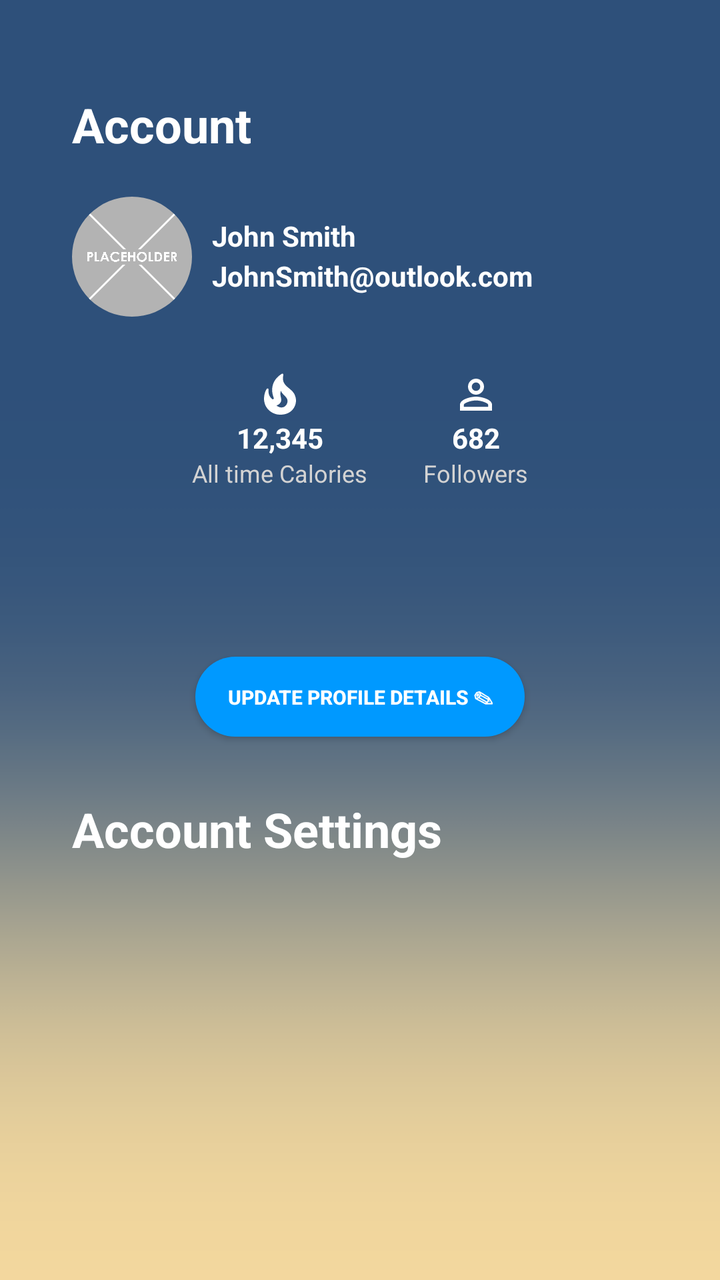
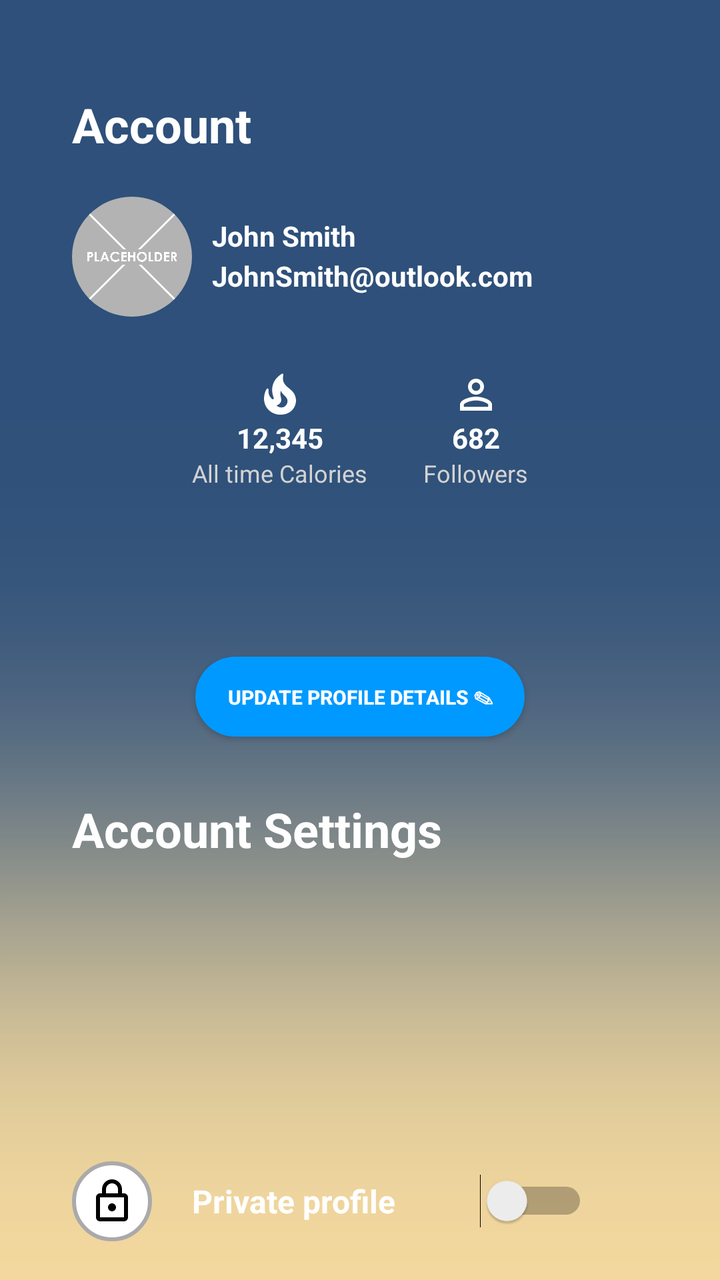

An Android layout rendered at two revisions. The XML below is the earlier revision; the diff shows what the commit changed to produce the second picture.
<!-- AndroidManifest.xml: application theme Theme.NutriMotion -->
<!-- res/layout/activity_profile.xml -->
<?xml version="1.0" encoding="utf-8"?>
<androidx.constraintlayout.widget.ConstraintLayout xmlns:android="http://schemas.android.com/apk/res/android"
    xmlns:app="http://schemas.android.com/apk/res-auto"
    xmlns:tools="http://schemas.android.com/tools"
    android:id="@+id/main"
    android:layout_width="match_parent"
    android:layout_height="match_parent"
    android:onClick="onClick"
    android:background="@drawable/background"
    android:padding="16dp"
    tools:context=".ProfileActivity">

    <com.google.android.material.button.MaterialButton
        android:id="@+id/update_profile_btn"
        style="@style/RoundedButton"
        android:layout_width="wrap_content"
        android:layout_height="40sp"
        android:layout_marginTop="170dp"
        android:background="@drawable/profile_update_button"
        android:text="@string/update_profile_details"
        android:textSize="10sp"
        android:textStyle="bold"
        android:textColor="@color/white"
        android:elevation="8dp"
        app:backgroundTint="@null"
        app:layout_constraintTop_toBottomOf="@id/profileImage"
        app:layout_constraintLeft_toLeftOf="parent"
        app:layout_constraintRight_toRightOf="parent" />

    <TextView
        style="@style/GlobalTextView"
        android:id="@+id/settingsText"
        android:layout_width="wrap_content"
        android:layout_height="wrap_content"
        android:layout_marginTop="30dp"
        android:text="Account Settings"
        android:textSize="24sp"
        app:layout_constraintTop_toBottomOf="@+id/update_profile_btn"
        app:layout_constraintLeft_toLeftOf="@id/profileImage"
        tools:ignore="MissingConstraints"
        tools:layout_editor_absoluteX="26dp" />

    <TextView
        style="@style/GlobalTextView"
        android:id="@+id/textAccount"
        android:layout_width="wrap_content"
        android:layout_height="wrap_content"
        android:layout_marginTop="30dp"
        android:layout_marginStart="20dp"
        android:text="Account"
        android:textSize="24sp"
        tools:layout_editor_absoluteX="17dp"
        tools:layout_editor_absoluteY="80dp"
        app:layout_constraintTop_toTopOf="parent"
        app:layout_constraintLeft_toLeftOf="parent"
        tools:ignore="MissingConstraints"/>

    <com.google.android.material.imageview.ShapeableImageView
        android:id="@+id/profileImage"
        android:layout_width="60dp"
        android:layout_height="60dp"
        android:src="@drawable/placeholder_image"
        android:foreground="@drawable/profile_round"
        android:scaleType="centerCrop"
        android:layout_marginTop="20dp"
        android:layout_marginStart="20dp"
        android:layout_gravity="center"
        app:shapeAppearanceOverlay="@style/CircleProfileImage"
        app:layout_constraintTop_toBottomOf="@id/textAccount"
        app:layout_constraintLeft_toLeftOf="parent" />

    <TextView
        style="@style/GlobalTextView"
        android:id="@+id/emailText"
        android:layout_width="wrap_content"
        android:layout_height="wrap_content"
        android:text="JohnSmith@outlook.com"
        android:layout_marginStart="10dp"
        android:layout_marginTop="50dp"
        tools:layout_editor_absoluteX="111dp"
        tools:layout_editor_absoluteY="100dp"
        app:layout_constraintLeft_toRightOf="@id/profileImage"
        app:layout_constraintTop_toBottomOf="@id/textAccount" />

    <TextView
        style="@style/GlobalTextView"
        android:id="@+id/nameText"
        android:layout_width="wrap_content"
        android:layout_height="wrap_content"
        android:text="John Smith"
        android:layout_marginStart="10dp"
        android:layout_marginTop="30dp"
        tools:layout_editor_absoluteX="120dp"
        tools:layout_editor_absoluteY="135dp"
        app:layout_constraintLeft_toRightOf="@id/profileImage"
        app:layout_constraintTop_toBottomOf="@id/textAccount"/>

    <TextView
        android:id="@+id/kcalAllTime"
        android:layout_width="wrap_content"
        android:layout_height="wrap_content"
        android:text="All time Calories"
        android:textColor="#D3D3D3"
        android:textSize="12sp"
        android:layout_marginTop="70dp"
        android:layout_marginStart="80dp"
        tools:layout_editor_absoluteX="62dp"
        tools:layout_editor_absoluteY="212dp"
        app:layout_constraintTop_toBottomOf="@id/profileImage"
        app:layout_constraintLeft_toLeftOf="parent"
        />

    <TextView
        android:id="@+id/followersText"
        android:layout_width="wrap_content"
        android:layout_height="wrap_content"
        android:text="Followers"
        android:textColor="#D3D3D3"
        android:textSize="12sp"
        android:layout_marginTop="70dp"
        android:layout_marginRight="80dp"
        tools:layout_editor_absoluteX="197dp"
        tools:layout_editor_absoluteY="228dp"
        app:layout_constraintTop_toBottomOf="@id/profileImage"
        app:layout_constraintRight_toRightOf="parent"
        />

    <TextView
        style="@style/GlobalTextView"
        android:id="@+id/kcalNumber"
        android:layout_width="wrap_content"
        android:layout_height="wrap_content"
        android:text="12,345"
        tools:layout_editor_absoluteX="111dp"
        tools:layout_editor_absoluteY="203dp"
        app:layout_constraintBottom_toTopOf="@id/kcalAllTime"
        app:layout_constraintLeft_toLeftOf="@id/kcalAllTime"
        app:layout_constraintRight_toRightOf="@id/kcalAllTime"
        />

    <TextView
        style="@style/GlobalTextView"
        android:id="@+id/followerNumber"
        android:layout_width="wrap_content"
        android:layout_height="wrap_content"
        android:text="682"
        tools:layout_editor_absoluteX="228dp"
        tools:layout_editor_absoluteY="207dp"
        app:layout_constraintBottom_toTopOf="@id/followersText"
        app:layout_constraintLeft_toLeftOf="@id/followersText"
        app:layout_constraintRight_toRightOf="@id/followersText"
        />

    <ImageView
        android:id="@+id/imageView"
        android:layout_width="wrap_content"
        android:layout_height="wrap_content"
        app:srcCompat="@drawable/kcal_icon"
        tools:layout_editor_absoluteX="75dp"
        tools:layout_editor_absoluteY="144dp"
        app:layout_constraintBottom_toTopOf="@id/kcalNumber"
        app:layout_constraintLeft_toLeftOf="@id/kcalNumber"
        app:layout_constraintRight_toRightOf="@id/kcalNumber"
        />

    <ImageView
        android:id="@+id/imageView2"
        android:layout_width="wrap_content"
        android:layout_height="wrap_content"
        app:srcCompat="@drawable/follow_icon"
        tools:layout_editor_absoluteX="173dp"
        tools:layout_editor_absoluteY="111dp"
        app:layout_constraintBottom_toTopOf="@id/followerNumber"
        app:layout_constraintLeft_toLeftOf="@id/followerNumber"
        app:layout_constraintRight_toRightOf="@id/followerNumber"
        />

</androidx.constraintlayout.widget.ConstraintLayout>
<!-- resources referenced by this layout -->
<resources>
  <color name="white">#FFFFFFFF</color>
  <!-- drawable follow_icon (drawable) -->
  <vector xmlns:android="http://schemas.android.com/apk/res/android" android:height="24dp" android:tint="#FFFFFF" android:viewportHeight="24" android:viewportWidth="24" android:width="24dp">
        
      <path android:fillColor="@android:color/white" android:pathData="M12,5.9c1.16,0 2.1,0.94 2.1,2.1s-0.94,2.1 -2.1,2.1S9.9,9.16 9.9,8s0.94,-2.1 2.1,-2.1m0,9c2.97,0 6.1,1.46 6.1,2.1v1.1L5.9,18.1L5.9,17c0,-0.64 3.13,-2.1 6.1,-2.1M12,4C9.79,4 8,5.79 8,8s1.79,4 4,4 4,-1.79 4,-4 -1.79,-4 -4,-4zM12,13c-2.67,0 -8,1.34 -8,4v3h16v-3c0,-2.66 -5.33,-4 -8,-4z"/>
      
  </vector>
  <!-- drawable profile_round (drawable) -->
  <?xml version="1.0" encoding="utf-8"?>
  <layer-list xmlns:android="http://schemas.android.com/apk/res/android">
      
      <item>
          <shape android:shape="oval">
              <solid android:color="@android:color/transparent" />
              <stroke
                  android:width="3dp"
                  android:color="#808080" /> 
          </shape>
      </item>
  </layer-list>
  <!-- drawable profile_update_button (drawable) -->
  <?xml version="1.0" encoding="utf-8"?>
  <selector xmlns:android="http://schemas.android.com/apk/res/android">
      <item android:state_pressed="true">
          <shape android:shape="rectangle">
              <solid android:color="#0077ff" />
              <corners android:radius="150dp" />
          </shape>
      </item>
      <item>
          <shape android:shape="rectangle">
              <solid android:color="#0099ff" />
              <corners android:radius="150dp" />
          </shape>
      </item>
  </selector>
  <string name="update_profile_details">Update Profile Details ✎</string>
  <style name="CircleProfileImage" parent="">
          <item name="cornerFamily">rounded</item>
          <item name="cornerSize">50%</item>
      </style>
  <style name="GlobalTextView" parent="Widget.AppCompat.TextView">
          <item name="android:textColor">@color/white</item>
          <item name="android:textStyle">bold</item>
      </style>
  <style name="RoundedButton" parent="Widget.AppCompat.Button">
          <item name="android:background">@drawable/rounded_button</item>
          <item name="android:backgroundTint">@null</item>
      </style>
  <!-- drawable rounded_button (drawable) -->
  <?xml version="1.0" encoding="utf-8"?>
  <shape xmlns:android="http://schemas.android.com/apk/res/android">
      <corners android:radius="20dp" /> 
      <solid android:color="#15FFFFFF" /> 
      <stroke android:width="2dp" android:color="#FFFFFF" /> 
  </shape>
  <color name="navy">#2e507a</color>
  <color name="sand">#f5d99e</color>
  <color name="teal_200">#FF03DAC5</color>
  <color name="teal_700">#FF018786</color>
  <color name="black">#FF000000</color>
  <!-- unchanged entries left out for length: 4 -->
</resources>

<!-- the commit's change to res/layout/activity_profile.xml (unified diff, before → after) -->
@@ -49,8 +49,6 @@
         android:layout_marginStart="20dp"
         android:text="Account"
         android:textSize="24sp"
-        tools:layout_editor_absoluteX="17dp"
-        tools:layout_editor_absoluteY="80dp"
         app:layout_constraintTop_toTopOf="parent"
         app:layout_constraintLeft_toLeftOf="parent"
         tools:ignore="MissingConstraints"/>
@@ -77,8 +75,6 @@
         android:text="JohnSmith@outlook.com"
         android:layout_marginStart="10dp"
         android:layout_marginTop="50dp"
-        tools:layout_editor_absoluteX="111dp"
-        tools:layout_editor_absoluteY="100dp"
         app:layout_constraintLeft_toRightOf="@id/profileImage"
         app:layout_constraintTop_toBottomOf="@id/textAccount" />
 
@@ -90,8 +86,6 @@
         android:text="John Smith"
         android:layout_marginStart="10dp"
         android:layout_marginTop="30dp"
-        tools:layout_editor_absoluteX="120dp"
-        tools:layout_editor_absoluteY="135dp"
         app:layout_constraintLeft_toRightOf="@id/profileImage"
         app:layout_constraintTop_toBottomOf="@id/textAccount"/>
 
@@ -104,8 +98,6 @@
         android:textSize="12sp"
         android:layout_marginTop="70dp"
         android:layout_marginStart="80dp"
-        tools:layout_editor_absoluteX="62dp"
-        tools:layout_editor_absoluteY="212dp"
         app:layout_constraintTop_toBottomOf="@id/profileImage"
         app:layout_constraintLeft_toLeftOf="parent"
         />
@@ -119,8 +111,6 @@
         android:textSize="12sp"
         android:layout_marginTop="70dp"
         android:layout_marginRight="80dp"
-        tools:layout_editor_absoluteX="197dp"
-        tools:layout_editor_absoluteY="228dp"
         app:layout_constraintTop_toBottomOf="@id/profileImage"
         app:layout_constraintRight_toRightOf="parent"
         />
@@ -131,8 +121,6 @@
         android:layout_width="wrap_content"
         android:layout_height="wrap_content"
         android:text="12,345"
-        tools:layout_editor_absoluteX="111dp"
-        tools:layout_editor_absoluteY="203dp"
         app:layout_constraintBottom_toTopOf="@id/kcalAllTime"
         app:layout_constraintLeft_toLeftOf="@id/kcalAllTime"
         app:layout_constraintRight_toRightOf="@id/kcalAllTime"
@@ -144,35 +132,69 @@
         android:layout_width="wrap_content"
         android:layout_height="wrap_content"
         android:text="682"
-        tools:layout_editor_absoluteX="228dp"
-        tools:layout_editor_absoluteY="207dp"
         app:layout_constraintBottom_toTopOf="@id/followersText"
         app:layout_constraintLeft_toLeftOf="@id/followersText"
         app:layout_constraintRight_toRightOf="@id/followersText"
         />
 
     <ImageView
-        android:id="@+id/imageView"
+        android:id="@+id/kcalVecImg"
         android:layout_width="wrap_content"
         android:layout_height="wrap_content"
         app:srcCompat="@drawable/kcal_icon"
-        tools:layout_editor_absoluteX="75dp"
-        tools:layout_editor_absoluteY="144dp"
         app:layout_constraintBottom_toTopOf="@id/kcalNumber"
         app:layout_constraintLeft_toLeftOf="@id/kcalNumber"
         app:layout_constraintRight_toRightOf="@id/kcalNumber"
         />
 
     <ImageView
-        android:id="@+id/imageView2"
+        android:id="@+id/followVecImg"
         android:layout_width="wrap_content"
         android:layout_height="wrap_content"
         app:srcCompat="@drawable/follow_icon"
-        tools:layout_editor_absoluteX="173dp"
-        tools:layout_editor_absoluteY="111dp"
         app:layout_constraintBottom_toTopOf="@id/followerNumber"
         app:layout_constraintLeft_toLeftOf="@id/followerNumber"
         app:layout_constraintRight_toRightOf="@id/followerNumber"
         />
 
+    <RelativeLayout
+        android:layout_width="match_parent"
+        android:layout_height="wrap_content"
+        android:layout_marginTop="150dp"
+        android:layout_marginStart="20dp"
+        app:layout_constraintTop_toBottomOf="@id/settingsText"
+        app:layout_constraintLeft_toLeftOf="@id/profileImage">
+
+        
+        <com.google.android.material.imageview.ShapeableImageView
+            android:id="@+id/privacy_icon"
+            android:layout_width="40dp"
+            android:layout_height="40dp"
+            android:src="@drawable/lock_icon"
+            android:background="@drawable/background_icon"
+            android:scaleType="centerInside"
+            android:layout_centerVertical="true" />
+
+        <TextView
+            android:id="@+id/privacy_text"
+            style="@style/GlobalTextView"
+            android:layout_width="wrap_content"
+            android:layout_height="wrap_content"
+            android:layout_toRightOf="@+id/privacy_icon"
+            android:layout_centerInParent="true"
+            android:layout_marginStart="20dp"
+            android:text="Private profile"
+            android:textSize="16dp"/>
+
+        <Switch
+            android:id="@+id/privacy_tog"
+            style="@style/GlobalTextView"
+            android:layout_width="wrap_content"
+            android:layout_height="wrap_content"
+            android:layout_marginEnd="50dp"
+            android:layout_centerInParent="true"
+            android:layout_alignParentEnd="true"/>
+
+    </RelativeLayout>
+
 </androidx.constraintlayout.widget.ConstraintLayout>
<!-- resource entries referenced after the edit -->
@@ -1,10 +1,22 @@
 <!-- resources referenced by this layout -->
 <resources>
   <color name="white">#FFFFFFFF</color>
+  <!-- drawable background_icon (drawable) -->
+  <?xml version="1.0" encoding="utf-8"?>
+  <shape xmlns:android="http://schemas.android.com/apk/res/android" android:shape="oval">
+      <solid android:color="@android:color/white" />
+      <stroke android:color="@android:color/darker_gray" android:width="2dp"/>
+  </shape>
   <!-- drawable follow_icon (drawable) -->
   <vector xmlns:android="http://schemas.android.com/apk/res/android" android:height="24dp" android:tint="#FFFFFF" android:viewportHeight="24" android:viewportWidth="24" android:width="24dp">
         
       <path android:fillColor="@android:color/white" android:pathData="M12,5.9c1.16,0 2.1,0.94 2.1,2.1s-0.94,2.1 -2.1,2.1S9.9,9.16 9.9,8s0.94,-2.1 2.1,-2.1m0,9c2.97,0 6.1,1.46 6.1,2.1v1.1L5.9,18.1L5.9,17c0,-0.64 3.13,-2.1 6.1,-2.1M12,4C9.79,4 8,5.79 8,8s1.79,4 4,4 4,-1.79 4,-4 -1.79,-4 -4,-4zM12,13c-2.67,0 -8,1.34 -8,4v3h16v-3c0,-2.66 -5.33,-4 -8,-4z"/>
+      
+  </vector>
+  <!-- drawable lock_icon (drawable) -->
+  <vector xmlns:android="http://schemas.android.com/apk/res/android" android:height="24dp" android:tint="#000000" android:viewportHeight="24" android:viewportWidth="24" android:width="24dp">
+        
+      <path android:fillColor="@android:color/white" android:pathData="M18,8h-1L17,6c0,-2.76 -2.24,-5 -5,-5S7,3.24 7,6v2L6,8c-1.1,0 -2,0.9 -2,2v10c0,1.1 0.9,2 2,2h12c1.1,0 2,-0.9 2,-2L20,10c0,-1.1 -0.9,-2 -2,-2zM9,6c0,-1.66 1.34,-3 3,-3s3,1.34 3,3v2L9,8L9,6zM18,20L6,20L6,10h12v10zM12,17c1.1,0 2,-0.9 2,-2s-0.9,-2 -2,-2 -2,0.9 -2,2 0.9,2 2,2z"/>
       
   </vector>
   <!-- drawable profile_round (drawable) -->
